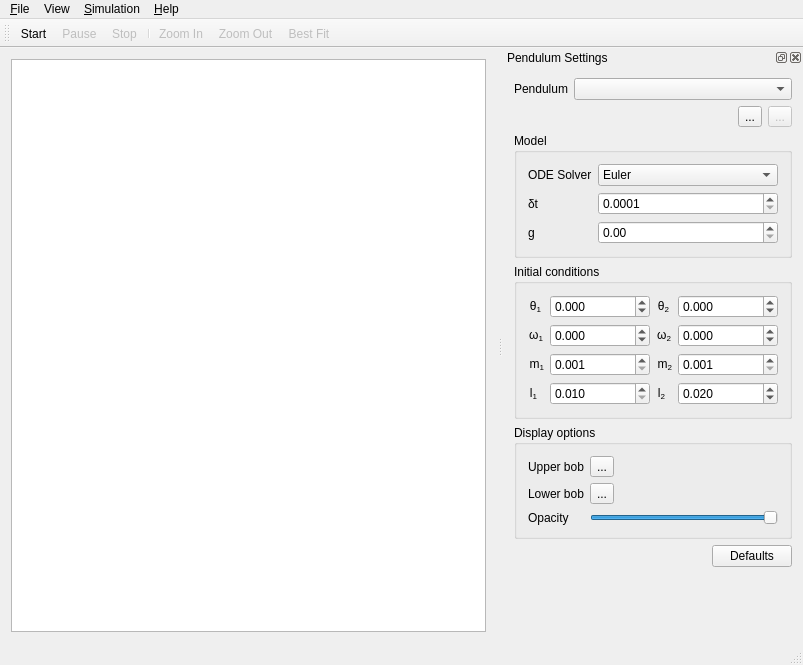
Above: src/mainwindow.ui from FreddieWitherden/double-pendulum before the change. Below: the same form after it.
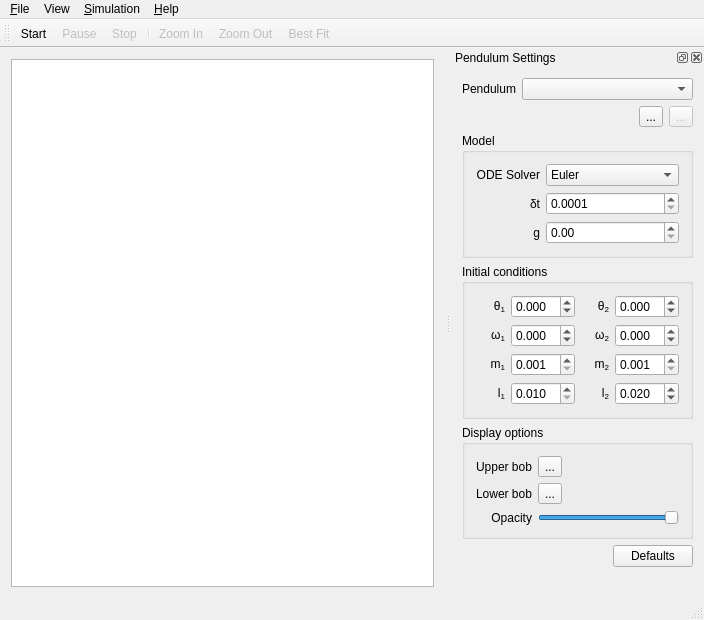
That is the form after the change. Icons and pictures are not drawn. Custom widgets are drawn as their Qt base class.

Commit message:
Improved label alignment for the settings dock.
This required switching from QFormLayout to QGridLayout due to a bug in
Qt which breaks base-line alignment for labels.

Diff of the .ui file:
```diff
--- a/src/mainwindow.ui
+++ b/src/mainwindow.ui
@@ -6,8 +6,8 @@
    <rect>
     <x>0</x>
     <y>0</y>
-    <width>803</width>
-    <height>660</height>
+    <width>704</width>
+    <height>620</height>
    </rect>
   </property>
   <property name="sizePolicy">
@@ -59,7 +59,7 @@
     <rect>
      <x>0</x>
      <y>0</y>
-     <width>803</width>
+     <width>704</width>
      <height>22</height>
     </rect>
    </property>
@@ -116,15 +116,15 @@
   <widget class="QStatusBar" name="statusBar"/>
   <widget class="QDockWidget" name="dockWidget_model">
    <property name="sizePolicy">
-    <sizepolicy hsizetype="Preferred" vsizetype="Minimum">
+    <sizepolicy hsizetype="Minimum" vsizetype="Minimum">
      <horstretch>0</horstretch>
      <verstretch>0</verstretch>
     </sizepolicy>
    </property>
    <property name="minimumSize">
     <size>
-     <width>300</width>
-     <height>595</height>
+     <width>250</width>
+     <height>550</height>
     </size>
    </property>
    <property name="maximumSize">
@@ -144,7 +144,7 @@
    </attribute>
    <widget class="QWidget" name="dockWidgetContents_model">
     <property name="sizePolicy">
-     <sizepolicy hsizetype="Preferred" vsizetype="Minimum">
+     <sizepolicy hsizetype="Minimum" vsizetype="Minimum">
       <horstretch>0</horstretch>
       <verstretch>0</verstretch>
      </sizepolicy>
@@ -227,15 +227,15 @@
        <property name="title">
         <string>Model</string>
        </property>
-       <layout class="QFormLayout" name="formLayout_2">
-        <property name="fieldGrowthPolicy">
-         <enum>QFormLayout::AllNonFixedFieldsGrow</enum>
-        </property>
+       <layout class="QGridLayout" name="gridLayout_2">
         <item row="0" column="0">
          <widget class="QLabel" name="label_odeSolver">
           <property name="text">
            <string>ODE Solver</string>
           </property>
+          <property name="alignment">
+           <set>Qt::AlignRight|Qt::AlignTrailing|Qt::AlignVCenter</set>
+          </property>
          </widget>
         </item>
         <item row="0" column="1">
@@ -258,24 +258,17 @@
           </item>
          </widget>
         </item>
-        <item row="2" column="0">
+        <item row="1" column="0">
          <widget class="QLabel" name="label_dt">
           <property name="text">
            <string>δt</string>
           </property>
-         </widget>
-        </item>
-        <item row="3" column="0">
-         <widget class="QLabel" name="label_g">
-          <property name="text">
-           <string>g</string>
+          <property name="alignment">
+           <set>Qt::AlignRight|Qt::AlignTrailing|Qt::AlignVCenter</set>
           </property>
          </widget>
         </item>
-        <item row="3" column="1">
-         <widget class="QDoubleSpinBox" name="g"/>
-        </item>
-        <item row="2" column="1">
+        <item row="1" column="1">
          <widget class="QDoubleSpinBox" name="dt">
           <property name="decimals">
            <number>4</number>
@@ -291,6 +284,19 @@
           </property>
          </widget>
         </item>
+        <item row="2" column="0">
+         <widget class="QLabel" name="label_g">
+          <property name="text">
+           <string>g</string>
+          </property>
+          <property name="alignment">
+           <set>Qt::AlignRight|Qt::AlignTrailing|Qt::AlignVCenter</set>
+          </property>
+         </widget>
+        </item>
+        <item row="2" column="1">
+         <widget class="QDoubleSpinBox" name="g"/>
+        </item>
        </layout>
       </widget>
      </item>
@@ -305,52 +311,7 @@
        <property name="title">
         <string>Initial conditions</string>
        </property>
-       <layout class="QHBoxLayout" name="horizontalLayout">
-        <item>
-         <layout class="QFormLayout" name="formLayout_3">
-          <item row="0" column="0">
-           <widget class="QLabel" name="label_theta1">
-            <property name="text">
-             <string>θ&lt;sub&gt;1&lt;/sub&gt;</string>
-            </property>
-            <property name="textFormat">
-             <enum>Qt::AutoText</enum>
-            </property>
-            <property name="alignment">
-             <set>Qt::AlignRight|Qt::AlignTrailing|Qt::AlignVCenter</set>
-            </property>
-           </widget>
-          </item>
-          <item row="1" column="0">
-           <widget class="QLabel" name="label_omega1">
-            <property name="text">
-             <string>ω&lt;sub&gt;1&lt;/sub&gt;</string>
-            </property>
-            <property name="alignment">
-             <set>Qt::AlignRight|Qt::AlignTrailing|Qt::AlignVCenter</set>
-            </property>
-           </widget>
-          </item>
-          <item row="2" column="0">
-           <widget class="QLabel" name="label_m1">
-            <property name="text">
-             <string>m&lt;sub&gt;1&lt;/sub&gt;</string>
-            </property>
-            <property name="alignment">
-             <set>Qt::AlignRight|Qt::AlignTrailing|Qt::AlignVCenter</set>
-            </property>
-           </widget>
-          </item>
-          <item row="3" column="0">
-           <widget class="QLabel" name="label_l1">
-            <property name="text">
-             <string>l&lt;sub&gt;1&lt;/sub&gt;</string>
-            </property>
-            <property name="alignment">
-             <set>Qt::AlignRight|Qt::AlignTrailing|Qt::AlignVCenter</set>
-            </property>
-           </widget>
-          </item>
+       <layout class="QGridLayout" name="gridLayout_3">
           <item row="0" column="1">
            <widget class="QDoubleSpinBox" name="theta1">
             <property name="suffix">
@@ -373,65 +334,7 @@
             </property>
            </widget>
           </item>
-          <item row="2" column="1">
-           <widget class="QDoubleSpinBox" name="m1">
-            <property name="decimals">
-             <number>3</number>
-            </property>
-            <property name="minimum">
-             <double>0.001000000000000</double>
-            </property>
-            <property name="maximum">
-             <double>50.000000000000000</double>
-            </property>
-            <property name="singleStep">
-             <double>0.100000000000000</double>
-            </property>
-            <property name="value">
-             <double>0.001000000000000</double>
-            </property>
-           </widget>
-          </item>
-          <item row="1" column="1">
-           <widget class="QDoubleSpinBox" name="omega1">
-            <property name="decimals">
-             <number>3</number>
-            </property>
-            <property name="minimum">
-             <double>-1.000000000000000</double>
-            </property>
-            <property name="maximum">
-             <double>1.000000000000000</double>
-            </property>
-            <property name="singleStep">
-             <double>0.005000000000000</double>
-            </property>
-           </widget>
-          </item>
-          <item row="3" column="1">
-           <widget class="QDoubleSpinBox" name="l1">
-            <property name="decimals">
-             <number>3</number>
-            </property>
-            <property name="minimum">
-             <double>0.010000000000000</double>
-            </property>
-            <property name="maximum">
-             <double>10.000000000000000</double>
-            </property>
-            <property name="singleStep">
-             <double>0.001000000000000</double>
-            </property>
-            <property name="value">
-             <double>0.010000000000000</double>
-            </property>
-           </widget>
-          </item>
-         </layout>
-        </item>
-        <item>
-         <layout class="QFormLayout" name="formLayout_4">
-          <item row="0" column="0">
+        <item row="0" column="2">
            <widget class="QLabel" name="label_theta2">
             <property name="text">
              <string>θ&lt;sub&gt;2&lt;/sub&gt;</string>
@@ -441,7 +344,42 @@
             </property>
            </widget>
           </item>
-          <item row="1" column="0">
+        <item row="0" column="3">
+         <widget class="QDoubleSpinBox" name="theta2">
+          <property name="decimals">
+           <number>3</number>
+          </property>
+          <property name="minimum">
+           <double>-3.141000000000000</double>
+          </property>
+          <property name="maximum">
+           <double>3.141000000000000</double>
+          </property>
+          <property name="singleStep">
+           <double>0.005000000000000</double>
+          </property>
+          <property name="value">
+           <double>0.000000000000000</double>
+          </property>
+         </widget>
+        </item>
+        <item row="1" column="1">
+         <widget class="QDoubleSpinBox" name="omega1">
+          <property name="decimals">
+           <number>3</number>
+          </property>
+          <property name="minimum">
+           <double>-1.000000000000000</double>
+          </property>
+          <property name="maximum">
+           <double>1.000000000000000</double>
+          </property>
+          <property name="singleStep">
+           <double>0.005000000000000</double>
+          </property>
+         </widget>
+        </item>
+        <item row="1" column="2">
            <widget class="QLabel" name="label_omega2">
             <property name="text">
              <string>ω&lt;sub&gt;2&lt;/sub&gt;</string>
@@ -451,7 +389,42 @@
             </property>
            </widget>
           </item>
-          <item row="2" column="0">
+        <item row="1" column="3">
+         <widget class="QDoubleSpinBox" name="omega2">
+          <property name="decimals">
+           <number>3</number>
+          </property>
+          <property name="minimum">
+           <double>-1.000000000000000</double>
+          </property>
+          <property name="maximum">
+           <double>1.000000000000000</double>
+          </property>
+          <property name="singleStep">
+           <double>0.005000000000000</double>
+          </property>
+         </widget>
+        </item>
+        <item row="2" column="1">
+         <widget class="QDoubleSpinBox" name="m1">
+          <property name="decimals">
+           <number>3</number>
+          </property>
+          <property name="minimum">
+           <double>0.001000000000000</double>
+          </property>
+          <property name="maximum">
+           <double>50.000000000000000</double>
+          </property>
+          <property name="singleStep">
+           <double>0.100000000000000</double>
+          </property>
+          <property name="value">
+           <double>0.001000000000000</double>
+          </property>
+         </widget>
+        </item>
+        <item row="2" column="2">
            <widget class="QLabel" name="label_m2">
             <property name="text">
              <string>m&lt;sub&gt;2&lt;/sub&gt;</string>
@@ -461,7 +434,45 @@
             </property>
            </widget>
           </item>
-          <item row="3" column="0">
+        <item row="2" column="3">
+         <widget class="QDoubleSpinBox" name="m2">
+          <property name="decimals">
+           <number>3</number>
+          </property>
+          <property name="minimum">
+           <double>0.001000000000000</double>
+          </property>
+          <property name="maximum">
+           <double>50.000000000000000</double>
+          </property>
+          <property name="singleStep">
+           <double>0.100000000000000</double>
+          </property>
+          <property name="value">
+           <double>0.001000000000000</double>
+          </property>
+         </widget>
+        </item>
+        <item row="3" column="1">
+         <widget class="QDoubleSpinBox" name="l1">
+          <property name="decimals">
+           <number>3</number>
+          </property>
+          <property name="minimum">
+           <double>0.010000000000000</double>
+          </property>
+          <property name="maximum">
+           <double>10.000000000000000</double>
+          </property>
+          <property name="singleStep">
+           <double>0.001000000000000</double>
+          </property>
+          <property name="value">
+           <double>0.010000000000000</double>
+          </property>
+         </widget>
+        </item>
+        <item row="3" column="2">
            <widget class="QLabel" name="label_l2">
             <property name="text">
              <string>l&lt;sub&gt;2&lt;/sub&gt;</string>
@@ -471,61 +482,7 @@
             </property>
            </widget>
           </item>
-          <item row="0" column="1">
-           <widget class="QDoubleSpinBox" name="theta2">
-            <property name="decimals">
-             <number>3</number>
-            </property>
-            <property name="minimum">
-             <double>-3.141000000000000</double>
-            </property>
-            <property name="maximum">
-             <double>3.141000000000000</double>
-            </property>
-            <property name="singleStep">
-             <double>0.005000000000000</double>
-            </property>
-            <property name="value">
-             <double>0.000000000000000</double>
-            </property>
-           </widget>
-          </item>
-          <item row="2" column="1">
-           <widget class="QDoubleSpinBox" name="m2">
-            <property name="decimals">
-             <number>3</number>
-            </property>
-            <property name="minimum">
-             <double>0.001000000000000</double>
-            </property>
-            <property name="maximum">
-             <double>50.000000000000000</double>
-            </property>
-            <property name="singleStep">
-             <double>0.100000000000000</double>
-            </property>
-            <property name="value">
-             <double>0.001000000000000</double>
-            </property>
-           </widget>
-          </item>
-          <item row="1" column="1">
-           <widget class="QDoubleSpinBox" name="omega2">
-            <property name="decimals">
-             <number>3</number>
-            </property>
-            <property name="minimum">
-             <double>-1.000000000000000</double>
-            </property>
-            <property name="maximum">
-             <double>1.000000000000000</double>
-            </property>
-            <property name="singleStep">
-             <double>0.005000000000000</double>
-            </property>
-           </widget>
-          </item>
-          <item row="3" column="1">
+        <item row="3" column="3">
            <widget class="QDoubleSpinBox" name="l2">
             <property name="decimals">
              <number>3</number>
@@ -544,7 +501,48 @@
             </property>
            </widget>
           </item>
-         </layout>
+        <item row="0" column="0">
+         <widget class="QLabel" name="label_theta1">
+          <property name="text">
+           <string>θ&lt;sub&gt;1&lt;/sub&gt;</string>
+          </property>
+          <property name="textFormat">
+           <enum>Qt::AutoText</enum>
+          </property>
+          <property name="alignment">
+           <set>Qt::AlignRight|Qt::AlignTrailing|Qt::AlignVCenter</set>
+          </property>
+         </widget>
+        </item>
+        <item row="1" column="0">
+         <widget class="QLabel" name="label_omega1">
+          <property name="text">
+           <string>ω&lt;sub&gt;1&lt;/sub&gt;</string>
+          </property>
+          <property name="alignment">
+           <set>Qt::AlignRight|Qt::AlignTrailing|Qt::AlignVCenter</set>
+          </property>
+         </widget>
+        </item>
+        <item row="2" column="0">
+         <widget class="QLabel" name="label_m1">
+          <property name="text">
+           <string>m&lt;sub&gt;1&lt;/sub&gt;</string>
+          </property>
+          <property name="alignment">
+           <set>Qt::AlignRight|Qt::AlignTrailing|Qt::AlignVCenter</set>
+          </property>
+         </widget>
+        </item>
+        <item row="3" column="0">
+         <widget class="QLabel" name="label_l1">
+          <property name="text">
+           <string>l&lt;sub&gt;1&lt;/sub&gt;</string>
+          </property>
+          <property name="alignment">
+           <set>Qt::AlignRight|Qt::AlignTrailing|Qt::AlignVCenter</set>
+          </property>
+         </widget>
         </item>
        </layout>
       </widget>
@@ -554,10 +552,7 @@
        <property name="title">
         <string>Display options</string>
        </property>
-       <layout class="QFormLayout" name="formLayout">
-        <property name="fieldGrowthPolicy">
-         <enum>QFormLayout::ExpandingFieldsGrow</enum>
-        </property>
+       <layout class="QGridLayout" name="gridLayout_4">
         <item row="0" column="0">
          <widget class="QLabel" name="label_upperBob">
           <property name="text">
@@ -565,26 +560,6 @@
           </property>
          </widget>
         </item>
-        <item row="2" column="0">
-         <widget class="QLabel" name="label_opacity">
-          <property name="text">
-           <string>Opacity</string>
-          </property>
-         </widget>
-        </item>
-        <item row="2" column="1">
-         <widget class="QSlider" name="opacity">
-          <property name="maximum">
-           <number>100</number>
-          </property>
-          <property name="value">
-           <number>100</number>
-          </property>
-          <property name="orientation">
-           <enum>Qt::Horizontal</enum>
-          </property>
-         </widget>
-        </item>
         <item row="0" column="1">
          <widget class="ColourPicker" name="upperColour">
           <property name="text">
@@ -606,6 +581,29 @@
           </property>
          </widget>
         </item>
+        <item row="2" column="0">
+         <widget class="QLabel" name="label_opacity">
+          <property name="text">
+           <string>Opacity</string>
+          </property>
+          <property name="alignment">
+           <set>Qt::AlignRight|Qt::AlignTrailing|Qt::AlignVCenter</set>
+          </property>
+         </widget>
+        </item>
+        <item row="2" column="1">
+         <widget class="QSlider" name="opacity">
+          <property name="maximum">
+           <number>100</number>
+          </property>
+          <property name="value">
+           <number>100</number>
+          </property>
+          <property name="orientation">
+           <enum>Qt::Horizontal</enum>
+          </property>
+         </widget>
+        </item>
        </layout>
       </widget>
      </item>
```
Lines whose indentation alone changed are shown as unchanged. The commit also changes 1 other file.
